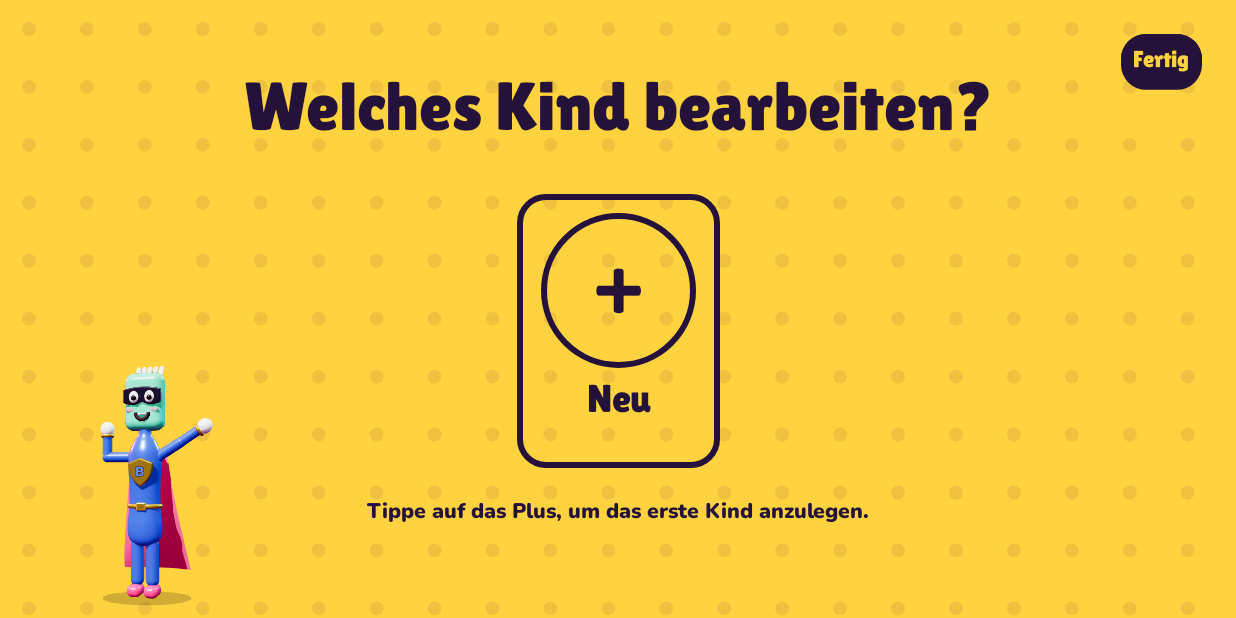
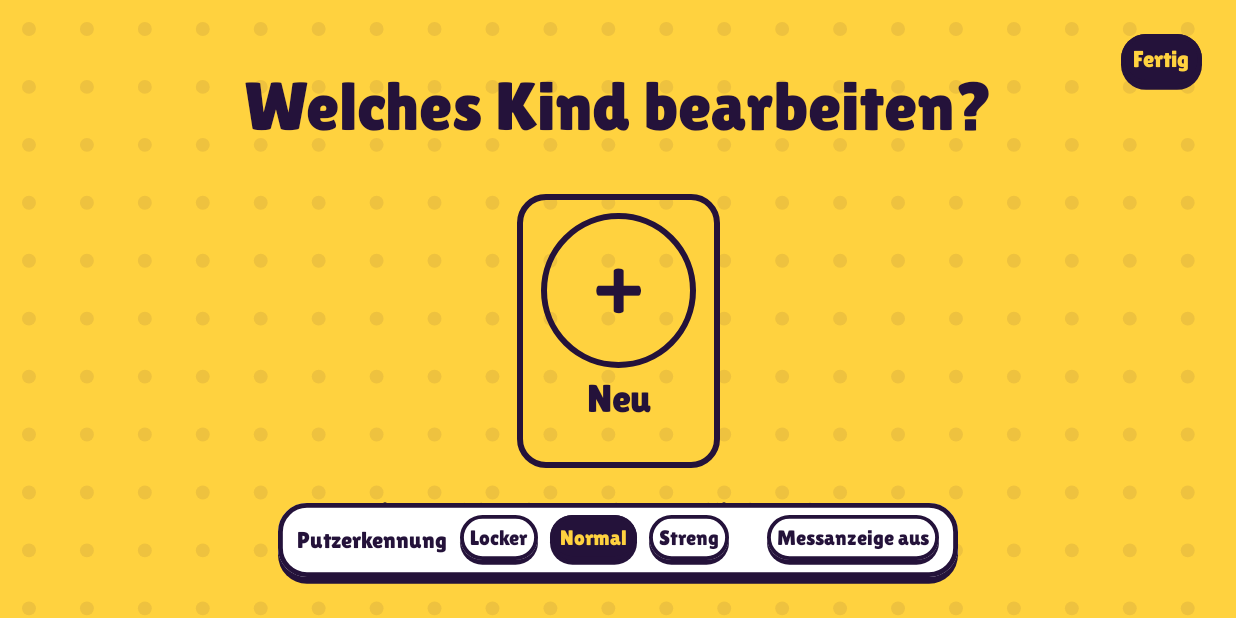
Before and after one commit to fonkei/putzalarm, an Android app built with Jetpack Compose: the screen it shows after launch (MainActivity), after a tap on "56", on a phone screen of 824 x 412 dp (held sideways). Run offline under Robolectric (Android 15) with nearby library versions, the phone set to English and light mode, and no system bars; 1 other tap on this screen came first.

Commit message:
Putzerkennung lockerer, Empfindlichkeit und Messanzeige im Elternbereich
Das Gesicht gilt 3 s weiter, wenn Hand und Bürste den Mund verdecken.
Der Messbereich ist breiter (Hand mit Griff), die Stirn wird nur halb
abgezogen, weil kräftiges Schrubben den Kopf mitwackeln lässt, und die
Schwellen sind niedriger. Im Elternbereich gibt es Locker/Normal/Streng
und eine Messanzeige beim Putzen.

Co-Authored-By: Claude Opus 5.5 <noreply@anthropic.com>
Claude-Session: https://claude.ai/code/session_015kjC1CLa1K6zpxv2nJ3SJ4

```diff
--- a/app/src/main/java/de/putzalarm/app/App.kt
+++ b/app/src/main/java/de/putzalarm/app/App.kt
@@ -68,6 +68,10 @@ fun App(store: ProfileStore, voice: Voice, sfx: Sfx) {
                 onAdd = { screen = if (s.editMode) Screen.Edit(null) else Screen.Gate(Screen.Edit(null)) },
                 onParents = { screen = Screen.Gate(Screen.Picker(editMode = true)) },
                 onDoneEditing = { screen = Screen.Picker() },
+                sensitivity = store.sensitivity,
+                onSensitivity = store::updateSensitivity,
+                showMeter = store.showMeter,
+                onShowMeter = store::updateShowMeter,
             )
             is Screen.Gate -> ParentGateScreen(onPass = { screen = s.then }, onCancel = { screen = Screen.Picker() })
             is Screen.Edit -> EditChildScreen(
@@ -91,6 +95,8 @@ fun App(store: ProfileStore, voice: Voice, sfx: Sfx) {
                 BrushScreen(
                     child = c,
                     cameraAllowed = s.camera,
+                    sensitivity = store.sensitivity,
+                    showMeter = store.showMeter,
                     voice = voice,
                     sfx = sfx,
                     onFinished = { r ->
--- a/app/src/main/java/de/putzalarm/app/data/Data.kt
+++ b/app/src/main/java/de/putzalarm/app/data/Data.kt
@@ -74,7 +74,34 @@ data class Child(
 }
 
 /** Hält die Kinderprofile als JSON-Datei im App-Speicher. Nichts verlässt das Gerät. */
+/** Wie leicht Schrubben erkannt wird. [on]: Bewegung, ab der es losgeht; [off]: darunter hört es auf. */
+enum class Sensitivity(val label: String, val on: Float, val off: Float) {
+    EASY("Locker", 0.12f, 0.05f), NORMAL("Normal", 0.2f, 0.09f), STRICT("Streng", 0.32f, 0.15f)
+}
+
 class ProfileStore(context: Context) {
+    private val prefs = context.getSharedPreferences("einstellungen", Context.MODE_PRIVATE)
+
+    /** Empfindlichkeit der Putzerkennung (Elternbereich). */
+    var sensitivity by mutableStateOf(
+        Sensitivity.entries.getOrElse(prefs.getInt("empfindlichkeit", Sensitivity.NORMAL.ordinal)) { Sensitivity.NORMAL },
+    )
+        private set
+
+    /** Zeigt beim Putzen eine kleine Messanzeige, um die Erkennung zu prüfen. */
+    var showMeter by mutableStateOf(prefs.getBoolean("messanzeige", false))
+        private set
+
+    fun updateSensitivity(s: Sensitivity) {
+        sensitivity = s
+        prefs.edit().putInt("empfindlichkeit", s.ordinal).apply()
+    }
+
+    fun updateShowMeter(on: Boolean) {
+        showMeter = on
+        prefs.edit().putBoolean("messanzeige", on).apply()
+    }
+
     private val file = File(context.filesDir, "kinder.json")
     val photoDir = File(context.filesDir, "fotos").apply { mkdirs() }
 
--- a/app/src/main/java/de/putzalarm/app/ui/screens/ProfileScreens.kt
+++ b/app/src/main/java/de/putzalarm/app/ui/screens/ProfileScreens.kt
@@ -34,6 +34,7 @@ import androidx.compose.ui.text.style.TextAlign
 import de.putzalarm.app.data.Child
 import de.putzalarm.app.ui.art.Icon
 import de.putzalarm.app.ui.art.IconArt
+import de.putzalarm.app.data.Sensitivity
 import de.putzalarm.app.ui.art.HeroPose
 import de.putzalarm.app.ui.art.Mascot
 import de.putzalarm.app.ui.theme.ComicButton
@@ -54,6 +55,10 @@ fun ProfilePickerScreen(
     onAdd: () -> Unit,
     onParents: () -> Unit,
     onDoneEditing: () -> Unit,
+    sensitivity: Sensitivity = Sensitivity.NORMAL,
+    onSensitivity: (Sensitivity) -> Unit = {},
+    showMeter: Boolean = false,
+    onShowMeter: (Boolean) -> Unit = {},
 ) {
     DottedBackground {
         Row(Modifier.align(Alignment.TopEnd).padding(3.5.u), horizontalArrangement = Arrangement.spacedBy(1.4.u)) {
@@ -99,7 +104,36 @@ fun ProfilePickerScreen(
                 BasicText("Tippe auf das Plus, um das erste Kind anzulegen.", style = nunito(2.2))
             }
         }
-        if (children.isEmpty()) Mascot(Modifier.align(Alignment.BottomStart).padding(start = 4.u).width(22.u))
+        if (children.isEmpty() && !editMode) Mascot(Modifier.align(Alignment.BottomStart).padding(start = 4.u).width(22.u))
+        if (editMode) DetectionSettings(sensitivity, onSensitivity, showMeter, onShowMeter, Modifier.align(Alignment.BottomCenter).padding(bottom = 3.5.u))
+    }
+}
+
+/** Elternbereich: wie leicht Schrubben erkannt wird, und eine Messanzeige zum Ausprobieren. */
+@Composable
+private fun DetectionSettings(
+    sensitivity: Sensitivity,
+    onSensitivity: (Sensitivity) -> Unit,
+    showMeter: Boolean,
+    onShowMeter: (Boolean) -> Unit,
+    modifier: Modifier = Modifier,
+) {
+    Row(
+        modifier.padding(bottom = 0.7.u).comic(Color.White, 3.u, 0.5.u, 0.7.u).padding(horizontal = 2.u, vertical = 1.2.u),
+        verticalAlignment = Alignment.CenterVertically,
+        horizontalArrangement = Arrangement.spacedBy(1.2.u),
+    ) {
+        BasicText("Putzerkennung", style = lilita(2.4))
+        for (s in Sensitivity.entries) {
+            val on = s == sensitivity
+            ComicButton({ onSensitivity(s) }, bg = if (on) M.Ink else Color.White, radius = 3.u, border = 0.4.u, shadow = 0.5.u, padding = 1.u) {
+                BasicText(s.label, style = lilita(2.2, if (on) M.Yellow else M.Ink))
+            }
+        }
+        Spacer(Modifier.width(1.5.u))
+        ComicButton({ onShowMeter(!showMeter) }, bg = if (showMeter) M.Ink else Color.White, radius = 3.u, border = 0.4.u, shadow = 0.5.u, padding = 1.u) {
+            BasicText(if (showMeter) "Messanzeige an" else "Messanzeige aus", style = lilita(2.2, if (showMeter) M.Yellow else M.Ink))
+        }
     }
 }
 
```
Also changed, not shown: app/src/main/java/de/putzalarm/app/camera/FaceMotionAnalyzer.kt (+11 -6 lines), app/src/main/java/de/putzalarm/app/ui/screens/BrushScreen.kt (+22 -5 lines).
